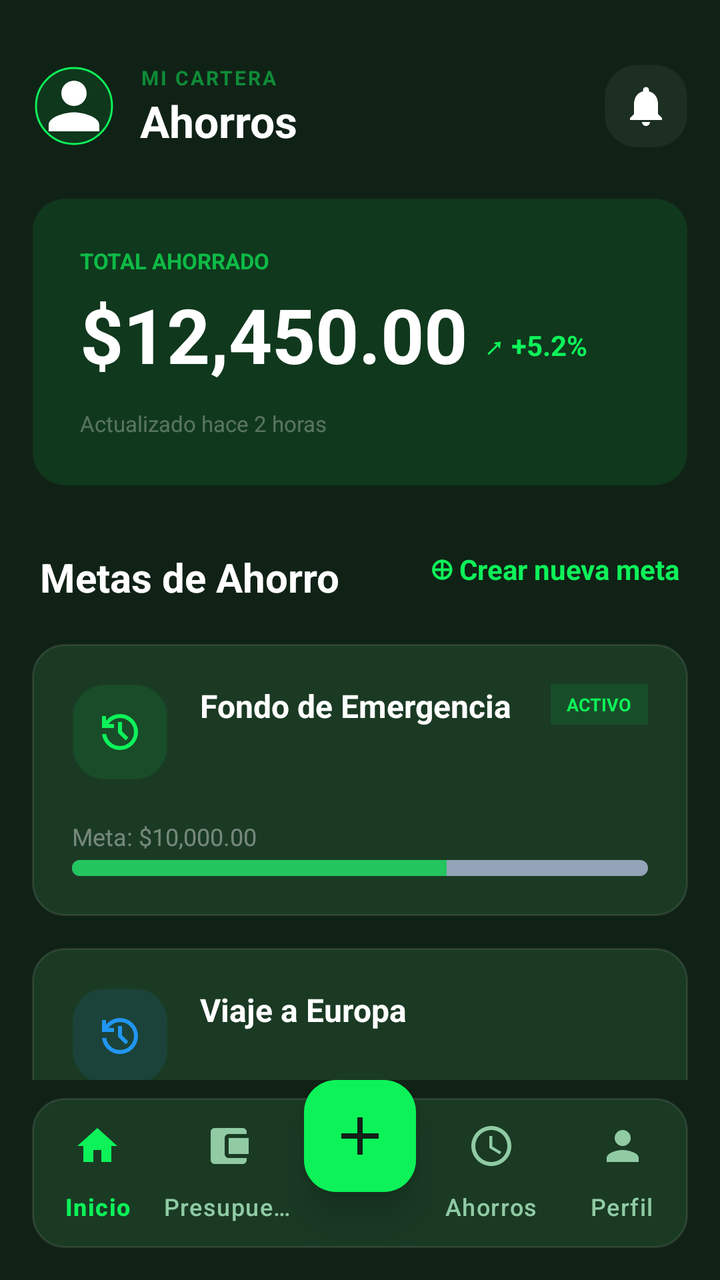
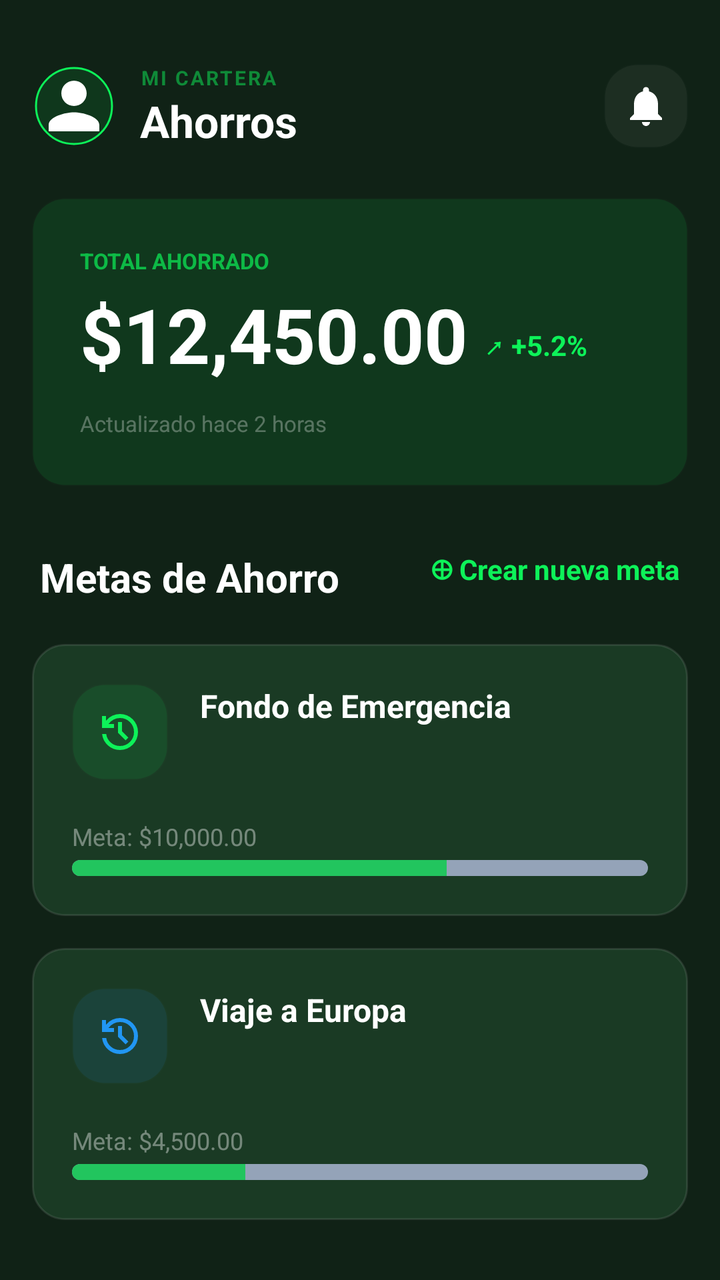

The first picture is an Android layout as it rendered before a commit; the second is the same layout after the commit. The layout source and the unified diff follow.
<!-- AndroidManifest.xml: application theme Theme.IngresosGastosApp -->
<!-- res/layout/activity_ahorros.xml -->
<?xml version="1.0" encoding="utf-8"?>
<androidx.constraintlayout.widget.ConstraintLayout xmlns:android="http://schemas.android.com/apk/res/android"
    xmlns:app="http://schemas.android.com/apk/res-auto"
    xmlns:tools="http://schemas.android.com/tools"
    android:layout_width="match_parent"
    android:layout_height="match_parent"
    android:background="@color/stitch_background">

    
    <androidx.core.widget.NestedScrollView
        android:id="@+id/scroll_content"
        android:layout_width="match_parent"
        android:layout_height="0dp"
        android:fillViewport="true"
        app:layout_constraintBottom_toTopOf="@id/bottom_nav_area"
        app:layout_constraintTop_toTopOf="parent">

        <LinearLayout
            android:layout_width="match_parent"
            android:layout_height="wrap_content"
            android:orientation="vertical"
            android:padding="16dp">

            
            <RelativeLayout
                android:layout_width="match_parent"
                android:layout_height="wrap_content"
                android:layout_marginTop="16dp"
                android:layout_marginBottom="24dp">

                <com.google.android.material.imageview.ShapeableImageView
                    android:id="@+id/img_profile_ahorros"
                    android:layout_width="42dp"
                    android:layout_height="42dp"
                    android:src="@drawable/ic_person"
                    android:background="#1A0DF259"
                    android:padding="2dp"
                    app:shapeAppearanceOverlay="@style/CircleImage"
                    app:strokeColor="@color/stitch_primary"
                    app:strokeWidth="1dp"/>

                <LinearLayout
                    android:layout_width="wrap_content"
                    android:layout_height="wrap_content"
                    android:layout_toEndOf="@id/img_profile_ahorros"
                    android:layout_marginStart="12dp"
                    android:orientation="vertical">
                    <TextView
                        android:layout_width="wrap_content"
                        android:layout_height="wrap_content"
                        android:text="MI CARTERA"
                        android:textColor="#800DF259"
                        android:textSize="10sp"
                        android:textStyle="bold"
                        android:letterSpacing="0.1"/>
                    <TextView
                        android:layout_width="wrap_content"
                        android:layout_height="wrap_content"
                        android:text="Ahorros"
                        android:textColor="@color/white"
                        android:textSize="22sp"
                        android:textStyle="bold"/>
                </LinearLayout>

                <ImageButton
                    android:layout_width="42dp"
                    android:layout_height="42dp"
                    android:layout_alignParentEnd="true"
                    android:background="@drawable/bg_stitch_card"
                    android:backgroundTint="#0DFFFFFF"
                    android:src="@drawable/ic_notifications"
                    app:tint="@color/white" />
            </RelativeLayout>

            
            <androidx.constraintlayout.widget.ConstraintLayout
                android:layout_width="match_parent"
                android:layout_height="wrap_content"
                android:background="@drawable/bg_stitch_card"
                android:backgroundTint="#1A0DF259"
                android:padding="24dp"
                android:layout_marginBottom="32dp">

                <TextView
                    android:id="@+id/label_total"
                    android:layout_width="wrap_content"
                    android:layout_height="wrap_content"
                    android:text="TOTAL AHORRADO"
                    android:textColor="#B30DF259"
                    android:textSize="11sp"
                    android:textStyle="bold"
                    app:layout_constraintTop_toTopOf="parent"
                    app:layout_constraintStart_toStartOf="parent" />

                <TextView
                    android:id="@+id/tv_total_ahorrado"
                    android:layout_width="wrap_content"
                    android:layout_height="wrap_content"
                    android:text="$12,450.00"
                    android:textColor="@color/white"
                    android:textSize="38sp"
                    android:textStyle="bold"
                    android:layout_marginTop="4dp"
                    app:layout_constraintTop_toBottomOf="@id/label_total"
                    app:layout_constraintStart_toStartOf="parent" />

                <TextView
                    android:layout_width="wrap_content"
                    android:layout_height="wrap_content"
                    android:text="↗ +5.2%"
                    android:textColor="@color/stitch_primary"
                    android:textStyle="bold"
                    android:textSize="14sp"
                    android:layout_marginStart="8dp"
                    app:layout_constraintBottom_toBottomOf="@id/tv_total_ahorrado"
                    app:layout_constraintStart_toEndOf="@id/tv_total_ahorrado"
                    android:layout_marginBottom="10dp" />

                <TextView
                    android:layout_width="wrap_content"
                    android:layout_height="wrap_content"
                    android:text="Actualizado hace 2 horas"
                    android:textColor="#4DFFFFFF"
                    android:textSize="11sp"
                    android:layout_marginTop="12dp"
                    app:layout_constraintTop_toBottomOf="@id/tv_total_ahorrado"
                    app:layout_constraintStart_toStartOf="parent" />
            </androidx.constraintlayout.widget.ConstraintLayout>

            
            <RelativeLayout
                android:layout_width="match_parent"
                android:layout_height="wrap_content"
                android:layout_marginBottom="20dp"
                android:paddingHorizontal="4dp">
                <TextView
                    android:layout_width="wrap_content"
                    android:layout_height="wrap_content"
                    android:text="Metas de Ahorro"
                    android:textColor="@color/white"
                    android:textSize="20sp"
                    android:textStyle="bold"/>
                <TextView
                    android:id="@+id/btn_crear_meta"
                    android:layout_width="wrap_content"
                    android:layout_height="wrap_content"
                    android:layout_alignParentEnd="true"
                    android:text="⊕ Crear nueva meta"
                    android:textColor="@color/stitch_primary"
                    android:textStyle="bold"
                    android:textSize="14sp"/>
            </RelativeLayout>

            
            <LinearLayout
                android:layout_width="match_parent"
                android:layout_height="wrap_content"
                android:orientation="vertical">

                
                <androidx.constraintlayout.widget.ConstraintLayout
                    android:id="@+id/card_meta_emergencia"
                    android:layout_width="match_parent"
                    android:layout_height="wrap_content"
                    android:background="@drawable/bg_stitch_card"
                    android:padding="20dp"
                    android:layout_marginBottom="16dp"
                    android:clickable="true"
                    android:focusable="true"
                    android:foreground="?attr/selectableItemBackground">

                    <View
                        android:id="@+id/icon_bg_1"
                        android:layout_width="48dp"
                        android:layout_height="48dp"
                        android:background="@drawable/bg_stitch_card"
                        android:backgroundTint="#1A0DF259"
                        app:layout_constraintTop_toTopOf="parent"
                        app:layout_constraintStart_toStartOf="parent" />

                    <ImageView
                        android:layout_width="24dp"
                        android:layout_height="24dp"
                        android:src="@drawable/ic_history"
                        app:tint="@color/stitch_primary"
                        app:layout_constraintTop_toTopOf="@id/icon_bg_1"
                        app:layout_constraintBottom_toBottomOf="@id/icon_bg_1"
                        app:layout_constraintStart_toStartOf="@id/icon_bg_1"
                        app:layout_constraintEnd_toEndOf="@id/icon_bg_1" />

                    <TextView
                        android:layout_width="wrap_content"
                        android:layout_height="wrap_content"
                        android:text="Fondo de Emergencia"
                        android:textColor="@color/white"
                        android:textStyle="bold"
                        android:textSize="16sp"
                        android:layout_marginStart="16dp"
                        app:layout_constraintTop_toTopOf="@id/icon_bg_1"
                        app:layout_constraintStart_toEndOf="@id/icon_bg_1" />

                    <TextView
                        android:layout_width="wrap_content"
                        android:layout_height="wrap_content"
                        android:text="Meta: $10,000.00"
                        android:textColor="#66FFFFFF"
                        android:textSize="12sp"
                        android:layout_marginTop="20dp"
                        app:layout_constraintTop_toBottomOf="@id/icon_bg_1"
                        app:layout_constraintStart_toStartOf="parent" />

                    <TextView
                        android:layout_width="wrap_content"
                        android:layout_height="wrap_content"
                        android:text="ACTIVO"
                        android:textColor="@color/stitch_primary"
                        android:textSize="9sp"
                        android:textStyle="bold"
                        android:background="#1A0DF259"
                        android:paddingHorizontal="8dp"
                        android:paddingVertical="4dp"
                        app:layout_constraintTop_toTopOf="parent"
                        app:layout_constraintEnd_toEndOf="parent" />

                    <ProgressBar
                        style="@android:style/Widget.ProgressBar.Horizontal"
                        android:layout_width="match_parent"
                        android:layout_height="8dp"
                        android:layout_marginTop="40dp"
                        android:progress="65"
                        android:progressDrawable="@drawable/progress_bar_green"
                        app:layout_constraintTop_toBottomOf="@id/icon_bg_1" />
                </androidx.constraintlayout.widget.ConstraintLayout>

                
                <androidx.constraintlayout.widget.ConstraintLayout
                    android:id="@+id/card_meta_viaje"
                    android:layout_width="match_parent"
                    android:layout_height="wrap_content"
                    android:background="@drawable/bg_stitch_card"
                    android:padding="20dp"
                    android:layout_marginBottom="16dp"
                    android:clickable="true"
                    android:focusable="true"
                    android:foreground="?attr/selectableItemBackground">

                    <View
                        android:id="@+id/icon_bg_2"
                        android:layout_width="48dp"
                        android:layout_height="48dp"
                        android:background="@drawable/bg_stitch_card"
                        android:backgroundTint="#1A2196F3"
                        app:layout_constraintTop_toTopOf="parent"
                        app:layout_constraintStart_toStartOf="parent" />

                    <ImageView
                        android:layout_width="24dp"
                        android:layout_height="24dp"
                        android:src="@drawable/ic_history"
                        app:tint="#2196F3"
                        app:layout_constraintTop_toTopOf="@id/icon_bg_2"
                        app:layout_constraintBottom_toBottomOf="@id/icon_bg_2"
                        app:layout_constraintStart_toStartOf="@id/icon_bg_2"
                        app:layout_constraintEnd_toEndOf="@id/icon_bg_2" />

                    <TextView
                        android:layout_width="wrap_content"
                        android:layout_height="wrap_content"
                        android:text="Viaje a Europa"
                        android:textColor="@color/white"
                        android:textStyle="bold"
                        android:textSize="16sp"
                        android:layout_marginStart="16dp"
                        app:layout_constraintTop_toTopOf="@id/icon_bg_2"
                        app:layout_constraintStart_toEndOf="@id/icon_bg_2" />

                    <TextView
                        android:layout_width="wrap_content"
                        android:layout_height="wrap_content"
                        android:text="Meta: $4,500.00"
                        android:textColor="#66FFFFFF"
                        android:textSize="12sp"
                        android:layout_marginTop="20dp"
                        app:layout_constraintTop_toBottomOf="@id/icon_bg_2"
                        app:layout_constraintStart_toStartOf="parent" />

                    <ProgressBar
                        style="@android:style/Widget.ProgressBar.Horizontal"
                        android:layout_width="match_parent"
                        android:layout_height="8dp"
                        android:layout_marginTop="40dp"
                        android:progress="30"
                        android:progressDrawable="@drawable/progress_bar_green"
                        android:progressTint="#2196F3"
                        app:layout_constraintTop_toBottomOf="@id/icon_bg_2" />
                </androidx.constraintlayout.widget.ConstraintLayout>

            </LinearLayout>

        </LinearLayout>
    </androidx.core.widget.NestedScrollView>

    
    <RelativeLayout
        android:id="@+id/bottom_nav_area"
        android:layout_width="match_parent"
        android:layout_height="100dp"
        android:background="@color/stitch_background"
        app:layout_constraintBottom_toBottomOf="parent">

        <com.google.android.material.bottomnavigation.BottomNavigationView
            android:id="@+id/bottom_navigation_ahorros"
            android:layout_width="match_parent"
            android:layout_height="75dp"
            android:layout_alignParentBottom="true"
            android:layout_marginHorizontal="16dp"
            android:layout_marginBottom="16dp"
            android:background="@drawable/bg_stitch_card"
            app:itemIconTint="@color/nav_item_selector"
            app:itemTextColor="@color/nav_item_selector"
            app:itemRippleColor="@android:color/transparent"
            app:itemActiveIndicatorStyle="@null"
            app:menu="@menu/bottom_nav_menu"
            app:labelVisibilityMode="labeled"
            app:elevation="8dp"/>

        <com.google.android.material.floatingactionbutton.FloatingActionButton
            android:id="@+id/fab_add_ahorros"
            android:layout_width="wrap_content"
            android:layout_height="wrap_content"
            android:layout_centerHorizontal="true"
            android:layout_alignParentTop="true"
            android:src="@drawable/ic_add"
            app:backgroundTint="@color/stitch_primary"
            app:tint="@color/stitch_background"
            app:fabSize="normal"
            app:elevation="12dp"
            app:borderWidth="0dp"
            app:maxImageSize="32dp"/>
    </RelativeLayout>

</androidx.constraintlayout.widget.ConstraintLayout>
<!-- resources referenced by this layout -->
<resources>
  <color name="stitch_background">#102216</color>
  <color name="stitch_primary">#0df259</color>
  <color name="white">#FFFFFFFF</color>
  <!-- drawable bg_stitch_card (drawable) -->
  <?xml version="1.0" encoding="utf-8"?>
  <shape xmlns:android="http://schemas.android.com/apk/res/android">
      <solid android:color="#1A3A24" />
      <corners android:radius="16dp" />
      <stroke android:width="1dp" android:color="#1AFFFFFF" />
  </shape>
  <!-- drawable ic_add (drawable) -->
  <vector xmlns:android="http://schemas.android.com/apk/res/android" android:height="24dp" android:tint="#000000" android:viewportHeight="24" android:viewportWidth="24" android:width="24dp">
        
      <path android:fillColor="@android:color/white" android:pathData="M19,13h-6v6h-2v-6H5v-2h6V5h2v6h6v2z"/>
      
  </vector>
  <!-- drawable ic_notifications (drawable) -->
  <?xml version="1.0" encoding="utf-8"?>
  <vector xmlns:android="http://schemas.android.com/apk/res/android"
      android:width="24dp"
      android:height="24dp"
      android:viewportWidth="24"
      android:viewportHeight="24">
      <path
          android:fillColor="@color/white"
          android:pathData="M12,22c1.1,0 2,-0.9 2,-2h-4c0,1.1 0.89,2 2,2zM18,16v-5c0,-3.07 -1.64,-5.64 -4.5,-6.32L13.5,4c0,-0.83 -0.67,-1.5 -1.5,-1.5s-1.5,0.67 -1.5,1.5v0.68C7.63,5.36 6,7.92 6,11v5l-2,2v1h16v-1l-2,-2z"/>
  </vector>
  <!-- drawable ic_person (drawable) -->
  <?xml version="1.0" encoding="utf-8"?>
  <vector xmlns:android="http://schemas.android.com/apk/res/android"
      android:width="24dp"
      android:height="24dp"
      android:viewportWidth="24"
      android:viewportHeight="24">
      <path
          android:fillColor="@color/white"
          android:pathData="M12,12c2.21,0 4,-1.79 4,-4s-1.79,-4 -4,-4 -4,1.79 -4,4 1.79,4 4,4zM12,14c-2.67,0 -8,1.34 -8,4v2h16v-2c0,-2.66 -5.33,-4 -8,-4z"/>
  </vector>
  <!-- drawable progress_bar_green (drawable) -->
  <?xml version="1.0" encoding="utf-8"?>
  <layer-list xmlns:android="http://schemas.android.com/apk/res/android">
      <item android:id="@android:id/background">
          <shape>
              <corners android:radius="4dp" />
              <solid android:color="@color/text_on_dark_muted" />
          </shape>
      </item>
      <item android:id="@android:id/progress">
          <clip>
              <shape>
                  <corners android:radius="4dp" />
                  <solid android:color="@color/green_accent" />
              </shape>
          </clip>
      </item>
  </layer-list>
  <style name="CircleImage">
          <item name="cornerSize">50%</item>
      </style>
  <style name="Theme.IngresosGastosApp" parent="Base.Theme.IngresosGastosApp" />
  <color name="text_on_dark_muted">#94A3B8</color>
  <color name="green_accent">#22C55E</color>
  <style name="Base.Theme.IngresosGastosApp" parent="Theme.Material3.DayNight.NoActionBar">
          <item name="colorPrimary">@color/green_accent</item>
          <item name="colorPrimaryContainer">@color/bg_dark_card</item>
          <item name="colorOnPrimary">@color/white</item>
          <item name="android:statusBarColor">@color/bg_dark</item>
          <item name="android:navigationBarColor">@color/bg_dark</item>
          <item name="android:windowBackground">@color/bg_dark</item>
          <item name="android:windowLightStatusBar">false</item>
          <item name="shapeAppearanceOverlay">@style/CircleImage</item>
      </style>
  <color name="bg_dark_card">#1A2E19</color>
  <color name="bg_dark">#0D1F0C</color>
  <!-- unchanged entries left out for length: 1 -->
</resources>

<!-- the commit's change to res/layout/activity_ahorros.xml (unified diff, before → after) -->
@@ -12,7 +12,7 @@
         android:layout_width="match_parent"
         android:layout_height="0dp"
         android:fillViewport="true"
-        app:layout_constraintBottom_toTopOf="@id/bottom_nav_area"
+        app:layout_constraintBottom_toBottomOf="parent"
         app:layout_constraintTop_toTopOf="parent">
 
         <LinearLayout
@@ -157,7 +157,6 @@
                 android:layout_height="wrap_content"
                 android:orientation="vertical">
 
-                
                 <androidx.constraintlayout.widget.ConstraintLayout
                     android:id="@+id/card_meta_emergencia"
                     android:layout_width="match_parent"
@@ -209,19 +208,6 @@
                         app:layout_constraintTop_toBottomOf="@id/icon_bg_1"
                         app:layout_constraintStart_toStartOf="parent" />
 
-                    <TextView
-                        android:layout_width="wrap_content"
-                        android:layout_height="wrap_content"
-                        android:text="ACTIVO"
-                        android:textColor="@color/stitch_primary"
-                        android:textSize="9sp"
-                        android:textStyle="bold"
-                        android:background="#1A0DF259"
-                        android:paddingHorizontal="8dp"
-                        android:paddingVertical="4dp"
-                        app:layout_constraintTop_toTopOf="parent"
-                        app:layout_constraintEnd_toEndOf="parent" />
-
                     <ProgressBar
                         style="@android:style/Widget.ProgressBar.Horizontal"
                         android:layout_width="match_parent"
@@ -232,7 +218,6 @@
                         app:layout_constraintTop_toBottomOf="@id/icon_bg_1" />
                 </androidx.constraintlayout.widget.ConstraintLayout>
 
-                
                 <androidx.constraintlayout.widget.ConstraintLayout
                     android:id="@+id/card_meta_viaje"
                     android:layout_width="match_parent"
@@ -291,7 +276,6 @@
                         android:layout_marginTop="40dp"
                         android:progress="30"
                         android:progressDrawable="@drawable/progress_bar_green"
-                        android:progressTint="#2196F3"
                         app:layout_constraintTop_toBottomOf="@id/icon_bg_2" />
                 </androidx.constraintlayout.widget.ConstraintLayout>
 
@@ -301,42 +285,5 @@
     </androidx.core.widget.NestedScrollView>
 
     
-    <RelativeLayout
-        android:id="@+id/bottom_nav_area"
-        android:layout_width="match_parent"
-        android:layout_height="100dp"
-        android:background="@color/stitch_background"
-        app:layout_constraintBottom_toBottomOf="parent">
-
-        <com.google.android.material.bottomnavigation.BottomNavigationView
-            android:id="@+id/bottom_navigation_ahorros"
-            android:layout_width="match_parent"
-            android:layout_height="75dp"
-            android:layout_alignParentBottom="true"
-            android:layout_marginHorizontal="16dp"
-            android:layout_marginBottom="16dp"
-            android:background="@drawable/bg_stitch_card"
-            app:itemIconTint="@color/nav_item_selector"
-            app:itemTextColor="@color/nav_item_selector"
-            app:itemRippleColor="@android:color/transparent"
-            app:itemActiveIndicatorStyle="@null"
-            app:menu="@menu/bottom_nav_menu"
-            app:labelVisibilityMode="labeled"
-            app:elevation="8dp"/>
-
-        <com.google.android.material.floatingactionbutton.FloatingActionButton
-            android:id="@+id/fab_add_ahorros"
-            android:layout_width="wrap_content"
-            android:layout_height="wrap_content"
-            android:layout_centerHorizontal="true"
-            android:layout_alignParentTop="true"
-            android:src="@drawable/ic_add"
-            app:backgroundTint="@color/stitch_primary"
-            app:tint="@color/stitch_background"
-            app:fabSize="normal"
-            app:elevation="12dp"
-            app:borderWidth="0dp"
-            app:maxImageSize="32dp"/>
-    </RelativeLayout>
 
 </androidx.constraintlayout.widget.ConstraintLayout>
<!-- resource entries referenced after the edit -->
@@ -10,12 +10,6 @@
       <corners android:radius="16dp" />
       <stroke android:width="1dp" android:color="#1AFFFFFF" />
   </shape>
-  <!-- drawable ic_add (drawable) -->
-  <vector xmlns:android="http://schemas.android.com/apk/res/android" android:height="24dp" android:tint="#000000" android:viewportHeight="24" android:viewportWidth="24" android:width="24dp">
-        
-      <path android:fillColor="@android:color/white" android:pathData="M19,13h-6v6h-2v-6H5v-2h6V5h2v6h6v2z"/>
-      
-  </vector>
   <!-- drawable ic_notifications (drawable) -->
   <?xml version="1.0" encoding="utf-8"?>
   <vector xmlns:android="http://schemas.android.com/apk/res/android"
